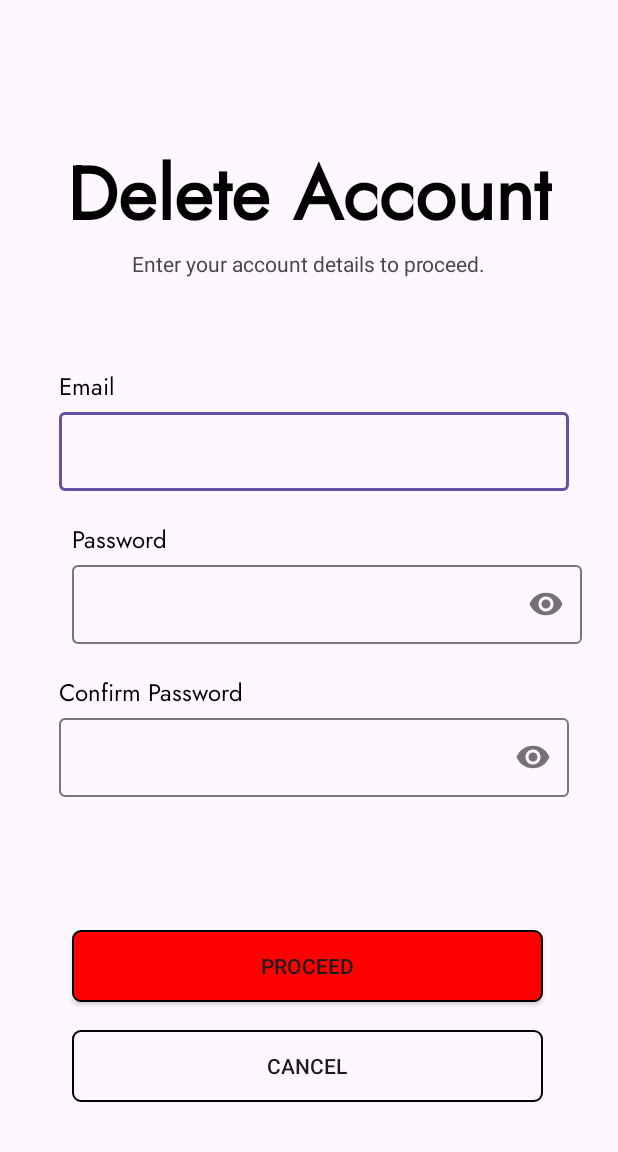
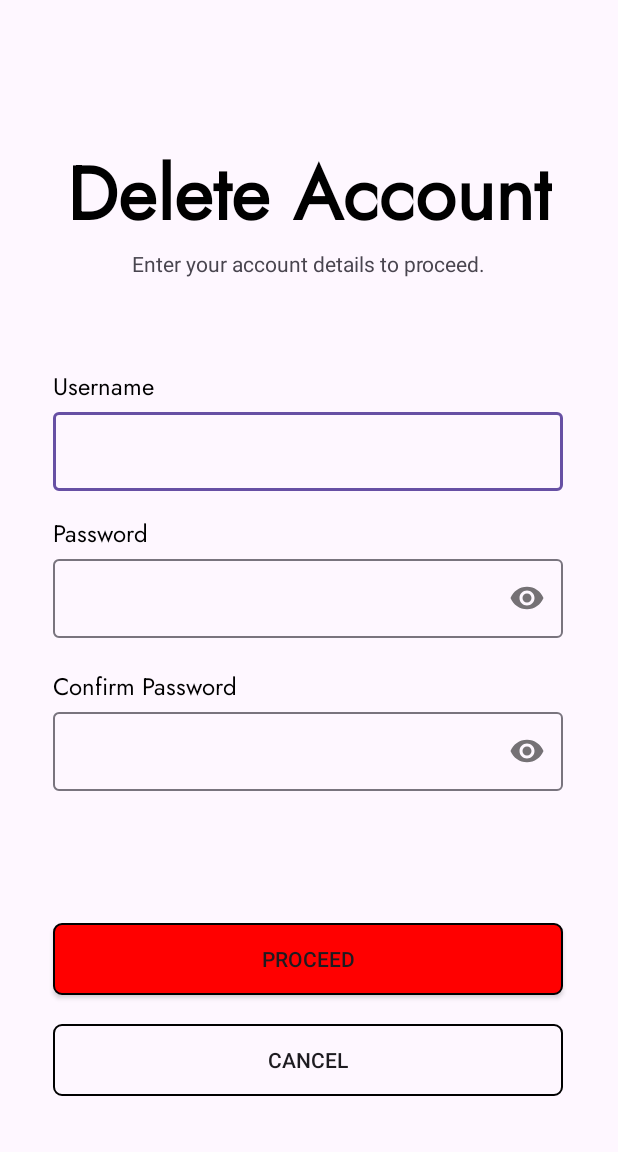
Before and after one commit to Yakage/Auto-Moto, an Android app: the FinalDeleteAccFragment screen opened through its navigation route, on a phone screen of 412 x 824 dp, the part 84-1236 px from its top. Run offline under Robolectric (Android 15) with nearby library versions, the phone set to English and light mode, and no system bars; our stand-ins replace navigation-ui; Roboto replaces fonts that are not available here.

Commit message:
Minor changes.

```diff
--- a/app/src/main/res/layout/fragment_final_delete_acc.xml
+++ b/app/src/main/res/layout/fragment_final_delete_acc.xml
@@ -6,6 +6,7 @@
     android:layout_height="match_parent"
     tools:context=".FinalDeleteAccFragment">
 
+
     <TextView
         android:id="@+id/textView5"
         android:layout_width="wrap_content"
@@ -13,8 +14,8 @@
         android:fontFamily="@font/jost"
         android:gravity="center"
         android:text="Delete Account"
+        android:textColor="@color/black"
         android:textSize="50sp"
-        android:textColor="@color/black"
         android:textStyle="bold"
         app:layout_constraintBottom_toBottomOf="parent"
         app:layout_constraintEnd_toEndOf="parent"
@@ -32,12 +33,11 @@
         app:layout_constraintStart_toStartOf="parent"
         app:layout_constraintTop_toBottomOf="@+id/textView5" />
 
-
     <TextView
         android:layout_width="wrap_content"
         android:layout_height="wrap_content"
         android:fontFamily="@font/jost"
-        android:text="Email"
+        android:text="Username"
         android:textColor="@color/black"
         android:textSize="16sp"
         app:layout_constraintBottom_toTopOf="@+id/textInputLayout"
@@ -53,8 +53,8 @@
         android:layout_height="58dp"
         android:layout_marginTop="84dp"
         app:layout_constraintEnd_toEndOf="parent"
-        app:layout_constraintHorizontal_bias="0.547"
-        app:layout_constraintStart_toStartOf="parent"
+        app:layout_constraintHorizontal_bias="0.0"
+        app:layout_constraintStart_toStartOf="@+id/confirmPass1"
         app:layout_constraintTop_toBottomOf="@+id/textView7">
 
         <com.google.android.material.textfield.TextInputEditText
@@ -72,7 +72,6 @@
         android:id="@+id/textView6"
         android:layout_width="wrap_content"
         android:layout_height="wrap_content"
-        android:layout_marginTop="64dp"
         android:fontFamily="@font/jost"
         android:text="Password"
         android:textColor="@color/black"
@@ -81,16 +80,19 @@
         app:layout_constraintEnd_toEndOf="parent"
         app:layout_constraintHorizontal_bias="0.0"
         app:layout_constraintStart_toStartOf="@+id/confirmPass1"
-        app:layout_constraintTop_toBottomOf="@+id/textView7"
+        app:layout_constraintTop_toBottomOf="@+id/textInputLayout"
         app:layout_constraintVertical_bias="1.0" />
 
     <com.google.android.material.textfield.TextInputLayout
         android:id="@+id/confirmPass1"
         android:layout_width="340dp"
         android:layout_height="58dp"
-        android:layout_marginTop="44dp"
+        android:layout_marginTop="40dp"
         android:layout_marginEnd="24dp"
+        app:flow_horizontalAlign="center"
         app:layout_constraintEnd_toEndOf="parent"
+        app:layout_constraintHorizontal_bias="0.0"
+        app:layout_constraintStart_toStartOf="@+id/confirmPass2"
         app:layout_constraintTop_toBottomOf="@+id/textInputLayout"
         app:passwordToggleEnabled="true">
 
@@ -124,7 +126,7 @@
         android:layout_height="58dp"
         android:layout_marginTop="44dp"
         app:layout_constraintEnd_toEndOf="parent"
-        app:layout_constraintHorizontal_bias="0.547"
+        app:layout_constraintHorizontal_bias="0.49"
         app:layout_constraintStart_toStartOf="parent"
         app:layout_constraintTop_toBottomOf="@+id/confirmPass1"
         app:passwordToggleEnabled="true">
@@ -141,20 +143,20 @@
 
     <androidx.appcompat.widget.AppCompatButton
         android:id="@+id/proceedDelete"
-        android:layout_width="314dp"
+        android:layout_width="340dp"
         android:layout_height="wrap_content"
         android:background="@drawable/background_delete_button"
         android:text="Proceed"
         app:layout_constraintBottom_toBottomOf="parent"
         app:layout_constraintEnd_toEndOf="parent"
-        app:layout_constraintHorizontal_bias="0.493"
+        app:layout_constraintHorizontal_bias="0.49"
         app:layout_constraintStart_toStartOf="parent"
         app:layout_constraintTop_toBottomOf="@+id/textView7"
-        app:layout_constraintVertical_bias="0.813" />
+        app:layout_constraintVertical_bias="0.804" />
 
     <androidx.appcompat.widget.AppCompatButton
         android:id="@+id/cancelDelete"
-        android:layout_width="314dp"
+        android:layout_width="340dp"
         android:layout_height="wrap_content"
         android:layout_marginTop="16dp"
         android:background="@drawable/background_borders"
```
